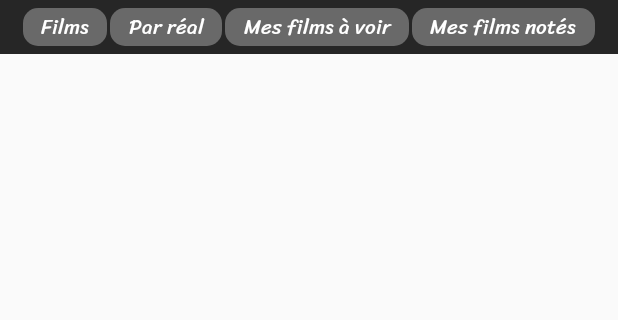
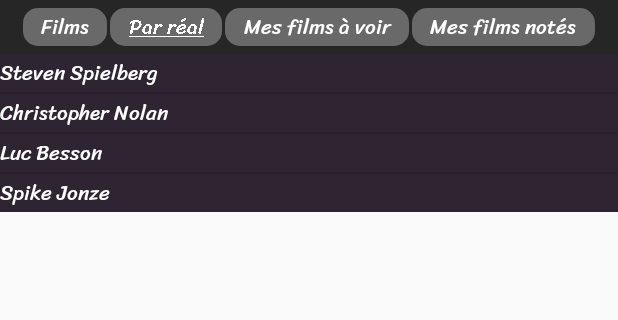
Before and after one commit to Adrien-hue/WorkShopApp, an Android app: the ListRealisateur screen opened directly, with no data from a screen before it, on a phone screen of 412 x 824 dp, the part 188-508 px from its top. Run offline under Robolectric (Android 15) with nearby library versions, the phone set to English and light mode, and no system bars; 1 statement that could not run was skipped.

Commit message:
Add realisateurList

```diff
--- /dev/null
+++ b/FilmAmora/app/src/main/java/com/example/filmamora/Adapter/RealAdapter.java
@@ -0,0 +1,69 @@
+package com.example.filmamora.Adapter;
+
+import android.content.Context;
+import android.view.LayoutInflater;
+import android.view.View;
+import android.view.ViewGroup;
+import android.widget.BaseAdapter;
+import android.widget.ImageView;
+import android.widget.TextView;
+
+import com.example.filmamora.Objet.Film;
+import com.example.filmamora.Objet.Realisateur;
+import com.example.filmamora.R;
+
+import java.util.List;
+
+public class RealAdapter extends BaseAdapter {
+
+    //Fields
+
+    private Context context;
+    private List<Realisateur> listRealisateur;
+    private LayoutInflater inflater;
+
+    //Constructeur
+    public RealAdapter(Context context, List<Realisateur> listRealisateur) {
+        this.context = context;
+        this.listRealisateur = listRealisateur;
+        this.inflater = LayoutInflater.from(context);
+
+    }
+
+    @Override
+    public int getCount() {
+        return listRealisateur.size();
+    }
+
+    @Override
+    public Object getItem(int position) {
+        return listRealisateur.get(position);
+    }
+
+    @Override
+    public long getItemId(int i) {
+        return listRealisateur.get(i).getId();
+    }
+
+    @Override
+    public View getView(int i, View view, ViewGroup viewGroup) {
+        view = inflater.inflate(R.layout.adapter_listrealisateur, null);
+
+        Realisateur currentItem = (Realisateur) getItem(i);
+        String itemName = currentItem.getName();
+
+        int id = currentItem.getId();
+
+        TextView itemNameView = view.findViewById(R.id.item_name);
+        itemNameView.setText(itemName);
+
+        ImageView itemImageView = view.findViewById(R.id.item_icon);
+        String ressourceName = "item_" + id;
+
+        int resId = context.getResources().getIdentifier(ressourceName, "drawable", context.getPackageName());
+        itemImageView.setImageResource(resId);
+
+
+        return view;
+    }
+}
--- a/FilmAmora/app/src/main/java/com/example/filmamora/ListRealisateur.java
+++ b/FilmAmora/app/src/main/java/com/example/filmamora/ListRealisateur.java
@@ -2,15 +2,45 @@ package com.example.filmamora;
 
 import androidx.appcompat.app.AppCompatActivity;
 
+import android.graphics.Paint;
 import android.os.Bundle;
+import android.widget.ArrayAdapter;
+import android.widget.ListAdapter;
+import android.widget.ListView;
+import android.widget.TextView;
+
+import com.example.filmamora.Adapter.FilmAdapter;
+import com.example.filmamora.Adapter.RealAdapter;
+import com.example.filmamora.Objet.Realisateur;
+
+import java.util.ArrayList;
 
 public class ListRealisateur extends AppCompatActivity {
+
+    private TextView parReal;
+
 
     @Override
     protected void onCreate(Bundle savedInstanceState) {
         super.onCreate(savedInstanceState);
         setContentView(R.layout.activity_list_realisateur);
 
+        //Permet de souligner le text pour montrer où il se trouve
+        this.parReal = findViewById(R.id.parreal);
+        parReal.setPaintFlags(Paint.UNDERLINE_TEXT_FLAG);
+
+        final ArrayList<Realisateur> listReal = new ArrayList<>();
+
+        listReal.add(new Realisateur(1, "Steven Spielberg"));
+        listReal.add(new Realisateur(2, "Christopher Nolan"));
+        listReal.add(new Realisateur(4, "Luc Besson"));
+        listReal.add(new Realisateur(5, "Spike Jonze"));
+
+        final ListView listView = findViewById(R.id.ListRealisateur);
+
+        listView.setAdapter(new RealAdapter(this, listReal));
+
+
 
     }
 }
--- /dev/null
+++ b/FilmAmora/app/src/main/java/com/example/filmamora/Objet/Realisateur.java
@@ -0,0 +1,19 @@
+package com.example.filmamora.Objet;
+
+public class Realisateur {
+    private int id;
+    private String name;
+
+    public Realisateur(int id, String name) {
+        this.id = id;
+        this.name = name;
+    }
+
+    public int getId() {
+        return id;
+    }
+
+    public String getName() {
+        return name;
+    }
+}
--- a/FilmAmora/app/src/main/res/layout/activity_list_realisateur.xml
+++ b/FilmAmora/app/src/main/res/layout/activity_list_realisateur.xml
@@ -58,7 +58,8 @@
                 android:layout_width="wrap_content"
                 android:layout_height="wrap_content"
                 android:background="@color/colorPurple"
-                app:fontFamily="sans-serif-black" />
+                app:fontFamily="sans-serif-black"
+                />
         </LinearLayout>
     </RelativeLayout>
 
--- a/FilmAmora/app/src/main/res/layout/activity_navbar.xml
+++ b/FilmAmora/app/src/main/res/layout/activity_navbar.xml
@@ -27,6 +27,7 @@
         android:gravity="center_horizontal"
         android:layout_marginRight="2dp"/>
     <TextView
+        android:id="@+id/parreal"
         android:layout_width="wrap_content"
         android:layout_height="wrap_content"
         android:text="@string/realisateur"
--- /dev/null
+++ b/FilmAmora/app/src/main/res/layout/adapter_listrealisateur.xml
@@ -0,0 +1,14 @@
+<?xml version="1.0" encoding="utf-8"?>
+<androidx.constraintlayout.widget.ConstraintLayout
+    xmlns:android="http://schemas.android.com/apk/res/android" android:layout_width="match_parent"
+    android:layout_height="match_parent">
+
+    <TextView
+        android:id="@+id/item_name"
+        android:layout_width="wrap_content"
+        android:layout_height="wrap_content"
+        android:fontFamily="@font/sriracha"
+        android:text="item_name"
+        android:textColor="@color/colorWhite" />
+
+</androidx.constraintlayout.widget.ConstraintLayout>
```
